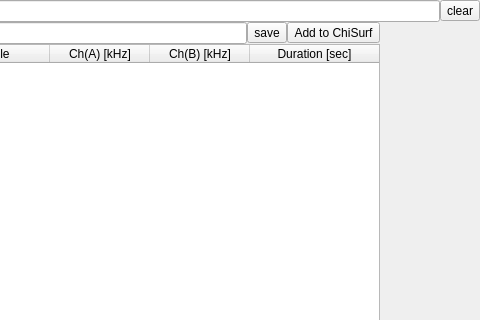
Qt form chisurf/gui/widgets/wizard/fcs_merger.ui (Fluorescence-Tools/chisurf) before a commit; both pictures show x 405 to 885 and y 0 to 320 of the 885 by 401 pixel window.
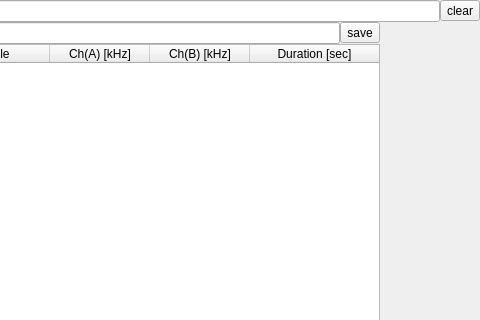
The same form after that commit.

Commit message: Remove unused "Add to ChiSurf" button and associated connection from FCS Merger widget.

```diff
--- a/chisurf/gui/widgets/wizard/fcs_merger.ui
+++ b/chisurf/gui/widgets/wizard/fcs_merger.ui
@@ -170,16 +170,6 @@
          </property>
         </widget>
       </item>
-      <item row="2" column="3">
-        <widget class="QToolButton" name="toolButton_add_to_chisurf">
-         <property name="text">
-          <string>Add to ChiSurf</string>
-         </property>
-         <property name="toolTip">
-          <string>Add correlation curve to ChiSurf as a dataset</string>
-         </property>
-        </widget>
-      </item>
        <item row="2" column="1">
         <widget class="QLineEdit" name="lineEdit_2">
          <property name="readOnly">
```
The commit also changes 1 other file.
